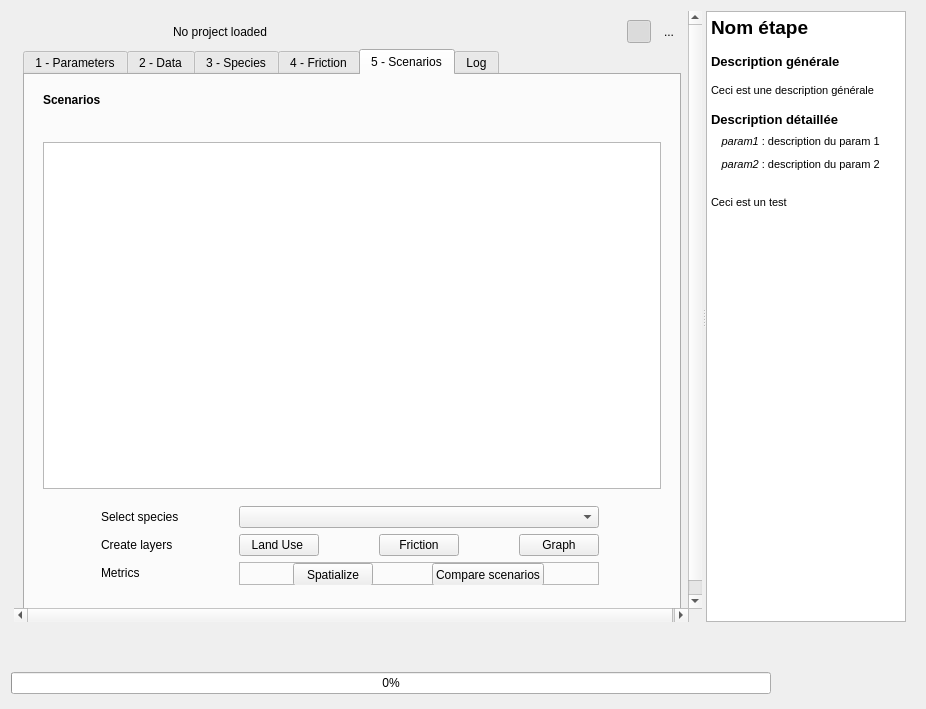
The window that ui/erc_tvb_plugin_dialog_base.ui (MathieuChailloux/MitiConnect) describes before a commit, drawn with Qt 5.
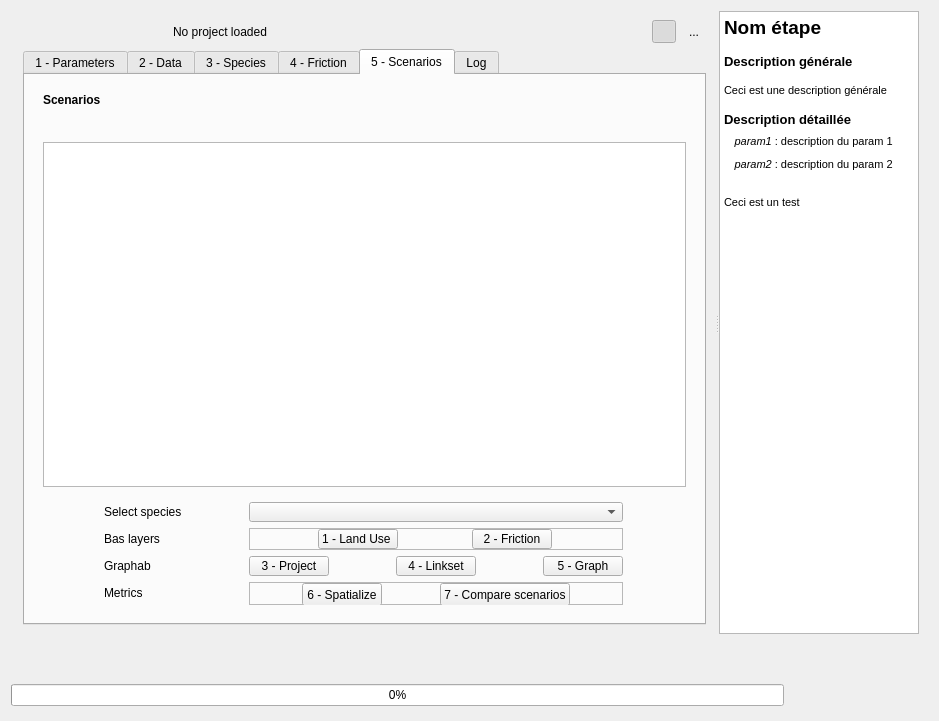
The same window after the commit. The open tabs and pages were chosen to show the change. Icons and pictures are not drawn. Custom widgets are drawn as their Qt base class.

Commit message: Buttons untill 5-Graph seems ok, except buggy RAM for linkset

What changed in the file:
```diff
--- a/ui/erc_tvb_plugin_dialog_base.ui
+++ b/ui/erc_tvb_plugin_dialog_base.ui
@@ -6,8 +6,8 @@
    <rect>
     <x>0</x>
     <y>0</y>
-    <width>926</width>
-    <height>709</height>
+    <width>939</width>
+    <height>721</height>
    </rect>
   </property>
   <property name="windowTitle">
@@ -83,7 +83,7 @@
            <rect>
             <x>0</x>
             <y>0</y>
-            <width>680</width>
+            <width>697</width>
             <height>620</height>
            </rect>
           </property>
@@ -1657,277 +1657,7 @@
                  <property name="frameShadow">
                   <enum>QFrame::Raised</enum>
                  </property>
-                 <layout class="QGridLayout" name="gridLayout_4">
-                  <item row="2" column="0">
-                   <widget class="QTableView" name="scenarioView">
-                    <property name="minimumSize">
-                     <size>
-                      <width>300</width>
-                      <height>200</height>
-                     </size>
-                    </property>
-                    <property name="editTriggers">
-                     <set>QAbstractItemView::NoEditTriggers</set>
-                    </property>
-                    <property name="dragEnabled">
-                     <bool>true</bool>
-                    </property>
-                    <property name="alternatingRowColors">
-                     <bool>true</bool>
-                    </property>
-                    <property name="selectionBehavior">
-                     <enum>QAbstractItemView::SelectRows</enum>
-                    </property>
-                    <property name="sortingEnabled">
-                     <bool>true</bool>
-                    </property>
-                   </widget>
-                  </item>
-                  <item row="3" column="0">
-                   <widget class="QFrame" name="frame_16">
-                    <property name="frameShape">
-                     <enum>QFrame::NoFrame</enum>
-                    </property>
-                    <property name="frameShadow">
-                     <enum>QFrame::Raised</enum>
-                    </property>
-                    <layout class="QGridLayout" name="gridLayout_2">
-                     <property name="leftMargin">
-                      <number>4</number>
-                     </property>
-                     <property name="topMargin">
-                      <number>11</number>
-                     </property>
-                     <property name="rightMargin">
-                      <number>4</number>
-                     </property>
-                     <item row="0" column="0">
-                      <widget class="QLabel" name="bufferInGroupLabel_4">
-                       <property name="sizePolicy">
-                        <sizepolicy hsizetype="Fixed" vsizetype="Fixed">
-                         <horstretch>0</horstretch>
-                         <verstretch>0</verstretch>
-                        </sizepolicy>
-                       </property>
-                       <property name="text">
-                        <string>Select species</string>
-                       </property>
-                      </widget>
-                     </item>
-                     <item row="0" column="1" colspan="3">
-                      <widget class="QComboBox" name="speciesSelection">
-                       <property name="sizePolicy">
-                        <sizepolicy hsizetype="Expanding" vsizetype="Fixed">
-                         <horstretch>0</horstretch>
-                         <verstretch>0</verstretch>
-                        </sizepolicy>
-                       </property>
-                      </widget>
-                     </item>
-                     <item row="1" column="0">
-                      <widget class="QLabel" name="bufferInGroupLabel_5">
-                       <property name="sizePolicy">
-                        <sizepolicy hsizetype="Fixed" vsizetype="Fixed">
-                         <horstretch>0</horstretch>
-                         <verstretch>0</verstretch>
-                        </sizepolicy>
-                       </property>
-                       <property name="text">
-                        <string>Create layers</string>
-                       </property>
-                      </widget>
-                     </item>
-                     <item row="1" column="1">
-                      <widget class="QPushButton" name="scLanduseRun">
-                       <property name="sizePolicy">
-                        <sizepolicy hsizetype="Fixed" vsizetype="Fixed">
-                         <horstretch>0</horstretch>
-                         <verstretch>0</verstretch>
-                        </sizepolicy>
-                       </property>
-                       <property name="minimumSize">
-                        <size>
-                         <width>23</width>
-                         <height>0</height>
-                        </size>
-                       </property>
-                       <property name="maximumSize">
-                        <size>
-                         <width>16777215</width>
-                         <height>23</height>
-                        </size>
-                       </property>
-                       <property name="text">
-                        <string>Land Use </string>
-                       </property>
-                       <property name="icon">
-                        <iconset>
-                         <normaloff>:/plugins/BioDispersal/icons/play.svg</normaloff>:/plugins/BioDispersal/icons/play.svg</iconset>
-                       </property>
-                       <property name="iconSize">
-                        <size>
-                         <width>15</width>
-                         <height>15</height>
-                        </size>
-                       </property>
-                      </widget>
-                     </item>
-                     <item row="1" column="2">
-                      <widget class="QPushButton" name="scFrictionRun">
-                       <property name="sizePolicy">
-                        <sizepolicy hsizetype="Fixed" vsizetype="Fixed">
-                         <horstretch>0</horstretch>
-                         <verstretch>0</verstretch>
-                        </sizepolicy>
-                       </property>
-                       <property name="text">
-                        <string>Friction</string>
-                       </property>
-                       <property name="icon">
-                        <iconset>
-                         <normaloff>:/plugins/BioDispersal/icons/play.svg</normaloff>:/plugins/BioDispersal/icons/play.svg</iconset>
-                       </property>
-                       <property name="iconSize">
-                        <size>
-                         <width>15</width>
-                         <height>15</height>
-                        </size>
-                       </property>
-                      </widget>
-                     </item>
-                     <item row="1" column="3">
-                      <widget class="QPushButton" name="scGraphRun">
-                       <property name="sizePolicy">
-                        <sizepolicy hsizetype="Fixed" vsizetype="Fixed">
-                         <horstretch>0</horstretch>
-                         <verstretch>0</verstretch>
-                        </sizepolicy>
-                       </property>
-                       <property name="text">
-                        <string>Graph</string>
-                       </property>
-                       <property name="icon">
-                        <iconset>
-                         <normaloff>:/plugins/BioDispersal/icons/play.svg</normaloff>:/plugins/BioDispersal/icons/play.svg</iconset>
-                       </property>
-                       <property name="iconSize">
-                        <size>
-                         <width>15</width>
-                         <height>15</height>
-                        </size>
-                       </property>
-                      </widget>
-                     </item>
-                     <item row="2" column="0">
-                      <widget class="QLabel" name="bufferInGroupLabel_6">
-                       <property name="sizePolicy">
-                        <sizepolicy hsizetype="Fixed" vsizetype="Fixed">
-                         <horstretch>0</horstretch>
-                         <verstretch>0</verstretch>
-                        </sizepolicy>
-                       </property>
-                       <property name="text">
-                        <string>Metrics</string>
-                       </property>
-                      </widget>
-                     </item>
-                     <item row="2" column="1" colspan="3">
-                      <widget class="QFrame" name="frame_2">
-                       <property name="minimumSize">
-                        <size>
-                         <width>100</width>
-                         <height>23</height>
-                        </size>
-                       </property>
-                       <property name="maximumSize">
-                        <size>
-                         <width>16777215</width>
-                         <height>23</height>
-                        </size>
-                       </property>
-                       <property name="frameShape">
-                        <enum>QFrame::StyledPanel</enum>
-                       </property>
-                       <property name="frameShadow">
-                        <enum>QFrame::Raised</enum>
-                       </property>
-                       <layout class="QHBoxLayout" name="horizontalLayout_6">
-                        <property name="leftMargin">
-                         <number>0</number>
-                        </property>
-                        <property name="topMargin">
-                         <number>0</number>
-                        </property>
-                        <property name="rightMargin">
-                         <number>0</number>
-                        </property>
-                        <property name="bottomMargin">
-                         <number>0</number>
-                        </property>
-                        <item>
-                         <widget class="QPushButton" name="localMetricsRun">
-                          <property name="sizePolicy">
-                           <sizepolicy hsizetype="Fixed" vsizetype="Fixed">
-                            <horstretch>0</horstretch>
-                            <verstretch>0</verstretch>
-                           </sizepolicy>
-                          </property>
-                          <property name="minimumSize">
-                           <size>
-                            <width>0</width>
-                            <height>23</height>
-                           </size>
-                          </property>
-                          <property name="text">
-                           <string>Spatialize</string>
-                          </property>
-                          <property name="icon">
-                           <iconset>
-                            <normaloff>:/plugins/BioDispersal/icons/play.svg</normaloff>:/plugins/BioDispersal/icons/play.svg</iconset>
-                          </property>
-                          <property name="iconSize">
-                           <size>
-                            <width>15</width>
-                            <height>15</height>
-                           </size>
-                          </property>
-                         </widget>
-                        </item>
-                        <item>
-                         <widget class="QPushButton" name="compareScenariosRun">
-                          <property name="sizePolicy">
-                           <sizepolicy hsizetype="Fixed" vsizetype="Fixed">
-                            <horstretch>0</horstretch>
-                            <verstretch>0</verstretch>
-                           </sizepolicy>
-                          </property>
-                          <property name="minimumSize">
-                           <size>
-                            <width>0</width>
-                            <height>23</height>
-                           </size>
-                          </property>
-                          <property name="text">
-                           <string>Compare scenarios</string>
-                          </property>
-                          <property name="icon">
-                           <iconset>
-                            <normaloff>:/plugins/BioDispersal/icons/play.svg</normaloff>:/plugins/BioDispersal/icons/play.svg</iconset>
-                          </property>
-                          <property name="iconSize">
-                           <size>
-                            <width>15</width>
-                            <height>15</height>
-                           </size>
-                          </property>
-                         </widget>
-                        </item>
-                       </layout>
-                      </widget>
-                     </item>
-                    </layout>
-                   </widget>
-                  </item>
+                 <layout class="QGridLayout" name="gridLayout_12">
                   <item row="0" column="0">
                    <widget class="QLabel" name="label_31">
                     <property name="sizePolicy">
@@ -2163,6 +1893,395 @@
                     </layout>
                    </widget>
                   </item>
+                  <item row="2" column="0">
+                   <widget class="QTableView" name="scenarioView">
+                    <property name="minimumSize">
+                     <size>
+                      <width>300</width>
+                      <height>200</height>
+                     </size>
+                    </property>
+                    <property name="editTriggers">
+                     <set>QAbstractItemView::NoEditTriggers</set>
+                    </property>
+                    <property name="dragEnabled">
+                     <bool>true</bool>
+                    </property>
+                    <property name="alternatingRowColors">
+                     <bool>true</bool>
+                    </property>
+                    <property name="selectionBehavior">
+                     <enum>QAbstractItemView::SelectRows</enum>
+                    </property>
+                    <property name="sortingEnabled">
+                     <bool>true</bool>
+                    </property>
+                   </widget>
+                  </item>
+                  <item row="3" column="0">
+                   <widget class="QFrame" name="frame_16">
+                    <property name="maximumSize">
+                     <size>
+                      <width>16777215</width>
+                      <height>117</height>
+                     </size>
+                    </property>
+                    <property name="frameShape">
+                     <enum>QFrame::NoFrame</enum>
+                    </property>
+                    <property name="frameShadow">
+                     <enum>QFrame::Raised</enum>
+                    </property>
+                    <layout class="QGridLayout" name="gridLayout_4">
+                     <property name="leftMargin">
+                      <number>0</number>
+                     </property>
+                     <property name="rightMargin">
+                      <number>0</number>
+                     </property>
+                     <property name="bottomMargin">
+                      <number>0</number>
+                     </property>
+                     <item row="0" column="0">
+                      <widget class="QLabel" name="bufferInGroupLabel_4">
+                       <property name="sizePolicy">
+                        <sizepolicy hsizetype="Fixed" vsizetype="Fixed">
+                         <horstretch>0</horstretch>
+                         <verstretch>0</verstretch>
+                        </sizepolicy>
+                       </property>
+                       <property name="text">
+                        <string>Select species</string>
+                       </property>
+                      </widget>
+                     </item>
+                     <item row="0" column="1" colspan="3">
+                      <widget class="QgsCheckableComboBox" name="speciesSelection">
+                       <property name="maximumSize">
+                        <size>
+                         <width>16777215</width>
+                         <height>20</height>
+                        </size>
+                       </property>
+                      </widget>
+                     </item>
+                     <item row="1" column="0">
+                      <widget class="QLabel" name="bufferInGroupLabel_5">
+                       <property name="sizePolicy">
+                        <sizepolicy hsizetype="Fixed" vsizetype="Fixed">
+                         <horstretch>0</horstretch>
+                         <verstretch>0</verstretch>
+                        </sizepolicy>
+                       </property>
+                       <property name="text">
+                        <string>Bas layers</string>
+                       </property>
+                      </widget>
+                     </item>
+                     <item row="1" column="1" colspan="3">
+                      <widget class="QFrame" name="frame_4">
+                       <property name="maximumSize">
+                        <size>
+                         <width>16777215</width>
+                         <height>22</height>
+                        </size>
+                       </property>
+                       <property name="frameShape">
+                        <enum>QFrame::StyledPanel</enum>
+                       </property>
+                       <property name="frameShadow">
+                        <enum>QFrame::Raised</enum>
+                       </property>
+                       <layout class="QGridLayout" name="gridLayout_2">
+                        <property name="leftMargin">
+                         <number>0</number>
+                        </property>
+                        <property name="topMargin">
+                         <number>0</number>
+                        </property>
+                        <property name="rightMargin">
+                         <number>0</number>
+                        </property>
+                        <property name="bottomMargin">
+                         <number>0</number>
+                        </property>
+                        <item row="0" column="0">
+                         <widget class="QPushButton" name="scLanduseRun">
+                          <property name="sizePolicy">
+                           <sizepolicy hsizetype="Fixed" vsizetype="Fixed">
+                            <horstretch>0</horstretch>
+                            <verstretch>0</verstretch>
+                           </sizepolicy>
+                          </property>
+                          <property name="minimumSize">
+                           <size>
+                            <width>23</width>
+                            <height>0</height>
+                           </size>
+                          </property>
+                          <property name="maximumSize">
+                           <size>
+                            <width>16777215</width>
+                            <height>20</height>
+                           </size>
+                          </property>
+                          <property name="text">
+                           <string>1 - Land Use </string>
+                          </property>
+                          <property name="icon">
+                           <iconset>
+                            <normaloff>:/plugins/BioDispersal/icons/play.svg</normaloff>:/plugins/BioDispersal/icons/play.svg</iconset>
+                          </property>
+                          <property name="iconSize">
+                           <size>
+                            <width>15</width>
+                            <height>15</height>
+                           </size>
+                          </property>
+                         </widget>
+                        </item>
+                        <item row="0" column="1">
+                         <widget class="QPushButton" name="scFrictionRun">
+                          <property name="sizePolicy">
+                           <sizepolicy hsizetype="Fixed" vsizetype="Fixed">
+                            <horstretch>0</horstretch>
+                            <verstretch>0</verstretch>
+                           </sizepolicy>
+                          </property>
+                          <property name="maximumSize">
+                           <size>
+                            <width>16777215</width>
+                            <height>20</height>
+                           </size>
+                          </property>
+                          <property name="text">
+                           <string>2 - Friction</string>
+                          </property>
+                          <property name="icon">
+                           <iconset>
+                            <normaloff>:/plugins/BioDispersal/icons/play.svg</normaloff>:/plugins/BioDispersal/icons/play.svg</iconset>
+                          </property>
+                          <property name="iconSize">
+                           <size>
+                            <width>15</width>
+                            <height>15</height>
+                           </size>
+                          </property>
+                         </widget>
+                        </item>
+                       </layout>
+                      </widget>
+                     </item>
+                     <item row="2" column="0">
+                      <widget class="QLabel" name="bufferInGroupLabel_7">
+                       <property name="sizePolicy">
+                        <sizepolicy hsizetype="Fixed" vsizetype="Fixed">
+                         <horstretch>0</horstretch>
+                         <verstretch>0</verstretch>
+                        </sizepolicy>
+                       </property>
+                       <property name="text">
+                        <string>Graphab</string>
+                       </property>
+                      </widget>
+                     </item>
+                     <item row="2" column="1">
+                      <widget class="QPushButton" name="scProjectRun">
+                       <property name="sizePolicy">
+                        <sizepolicy hsizetype="Fixed" vsizetype="Fixed">
+                         <horstretch>0</horstretch>
+                         <verstretch>0</verstretch>
+                        </sizepolicy>
+                       </property>
+                       <property name="maximumSize">
+                        <size>
+                         <width>16777215</width>
+                         <height>20</height>
+                        </size>
+                       </property>
+                       <property name="text">
+                        <string>3 - Project</string>
+                       </property>
+                       <property name="icon">
+                        <iconset>
+                         <normaloff>:/plugins/BioDispersal/icons/play.svg</normaloff>:/plugins/BioDispersal/icons/play.svg</iconset>
+                       </property>
+                       <property name="iconSize">
+                        <size>
+                         <width>15</width>
+                         <height>15</height>
+                        </size>
+                       </property>
+                      </widget>
+                     </item>
+                     <item row="2" column="2">
+                      <widget class="QPushButton" name="scLinksetRun">
+                       <property name="sizePolicy">
+                        <sizepolicy hsizetype="Fixed" vsizetype="Fixed">
+                         <horstretch>0</horstretch>
+                         <verstretch>0</verstretch>
+                        </sizepolicy>
+                       </property>
+                       <property name="maximumSize">
+                        <size>
+                         <width>16777215</width>
+                         <height>20</height>
+                        </size>
+                       </property>
+                       <property name="text">
+                        <string>4 - Linkset</string>
+                       </property>
+                       <property name="icon">
+                        <iconset>
+                         <normaloff>:/plugins/BioDispersal/icons/play.svg</normaloff>:/plugins/BioDispersal/icons/play.svg</iconset>
+                       </property>
+                       <property name="iconSize">
+                        <size>
+                         <width>15</width>
+                         <height>15</height>
+                        </size>
+                       </property>
+                      </widget>
+                     </item>
+                     <item row="2" column="3">
+                      <widget class="QPushButton" name="scGraphRun">
+                       <property name="sizePolicy">
+                        <sizepolicy hsizetype="Fixed" vsizetype="Fixed">
+                         <horstretch>0</horstretch>
+                         <verstretch>0</verstretch>
+                        </sizepolicy>
+                       </property>
+                       <property name="maximumSize">
+                        <size>
+                         <width>16777215</width>
+                         <height>20</height>
+                        </size>
+                       </property>
+                       <property name="text">
+                        <string>5 - Graph</string>
+                       </property>
+                       <property name="icon">
+                        <iconset>
+                         <normaloff>:/plugins/BioDispersal/icons/play.svg</normaloff>:/plugins/BioDispersal/icons/play.svg</iconset>
+                       </property>
+                       <property name="iconSize">
+                        <size>
+                         <width>15</width>
+                         <height>15</height>
+                        </size>
+                       </property>
+                      </widget>
+                     </item>
+                     <item row="3" column="0">
+                      <widget class="QLabel" name="bufferInGroupLabel_6">
+                       <property name="sizePolicy">
+                        <sizepolicy hsizetype="Fixed" vsizetype="Fixed">
+                         <horstretch>0</horstretch>
+                         <verstretch>0</verstretch>
+                        </sizepolicy>
+                       </property>
+                       <property name="text">
+                        <string>Metrics</string>
+                       </property>
+                      </widget>
+                     </item>
+                     <item row="3" column="1" colspan="3">
+                      <widget class="QFrame" name="frame_2">
+                       <property name="minimumSize">
+                        <size>
+                         <width>100</width>
+                         <height>23</height>
+                        </size>
+                       </property>
+                       <property name="maximumSize">
+                        <size>
+                         <width>16777215</width>
+                         <height>23</height>
+                        </size>
+                       </property>
+                       <property name="frameShape">
+                        <enum>QFrame::StyledPanel</enum>
+                       </property>
+                       <property name="frameShadow">
+                        <enum>QFrame::Raised</enum>
+                       </property>
+                       <layout class="QHBoxLayout" name="horizontalLayout_6">
+                        <property name="leftMargin">
+                         <number>0</number>
+                        </property>
+                        <property name="topMargin">
+                         <number>0</number>
+                        </property>
+                        <property name="rightMargin">
+                         <number>0</number>
+                        </property>
+                        <property name="bottomMargin">
+                         <number>0</number>
+                        </property>
+                        <item>
+                         <widget class="QPushButton" name="localMetricsRun">
+                          <property name="sizePolicy">
+                           <sizepolicy hsizetype="Fixed" vsizetype="Fixed">
+                            <horstretch>0</horstretch>
+                            <verstretch>0</verstretch>
+                           </sizepolicy>
+                          </property>
+                          <property name="minimumSize">
+                           <size>
+                            <width>0</width>
+                            <height>23</height>
+                           </size>
+                          </property>
+                          <property name="text">
+                           <string>6 - Spatialize</string>
+                          </property>
+                          <property name="icon">
+                           <iconset>
+                            <normaloff>:/plugins/BioDispersal/icons/play.svg</normaloff>:/plugins/BioDispersal/icons/play.svg</iconset>
+                          </property>
+                          <property name="iconSize">
+                           <size>
+                            <width>15</width>
+                            <height>15</height>
+                           </size>
+                          </property>
+                         </widget>
+                        </item>
+                        <item>
+                         <widget class="QPushButton" name="compareScenariosRun">
+                          <property name="sizePolicy">
+                           <sizepolicy hsizetype="Fixed" vsizetype="Fixed">
+                            <horstretch>0</horstretch>
+                            <verstretch>0</verstretch>
+                           </sizepolicy>
+                          </property>
+                          <property name="minimumSize">
+                           <size>
+                            <width>0</width>
+                            <height>23</height>
+                           </size>
+                          </property>
+                          <property name="text">
+                           <string>7 - Compare scenarios</string>
+                          </property>
+                          <property name="icon">
+                           <iconset>
+                            <normaloff>:/plugins/BioDispersal/icons/play.svg</normaloff>:/plugins/BioDispersal/icons/play.svg</iconset>
+                          </property>
+                          <property name="iconSize">
+                           <size>
+                            <width>15</width>
+                            <height>15</height>
+                           </size>
+                          </property>
+                         </widget>
+                        </item>
+                       </layout>
+                      </widget>
+                     </item>
+                    </layout>
+                   </widget>
+                  </item>
                  </layout>
                 </widget>
                </item>
@@ -2414,6 +2533,11 @@
   </layout>
  </widget>
  <customwidgets>
+  <customwidget>
+   <class>QgsCheckableComboBox</class>
+   <extends>QComboBox</extends>
+   <header>qgscheckablecombobox.h</header>
+  </customwidget>
   <customwidget>
    <class>QgsDoubleSpinBox</class>
    <extends>QDoubleSpinBox</extends>
```
Left out of the diff: 2 changed lines with no effect on the pictures. The commit also changes 3 other files.
